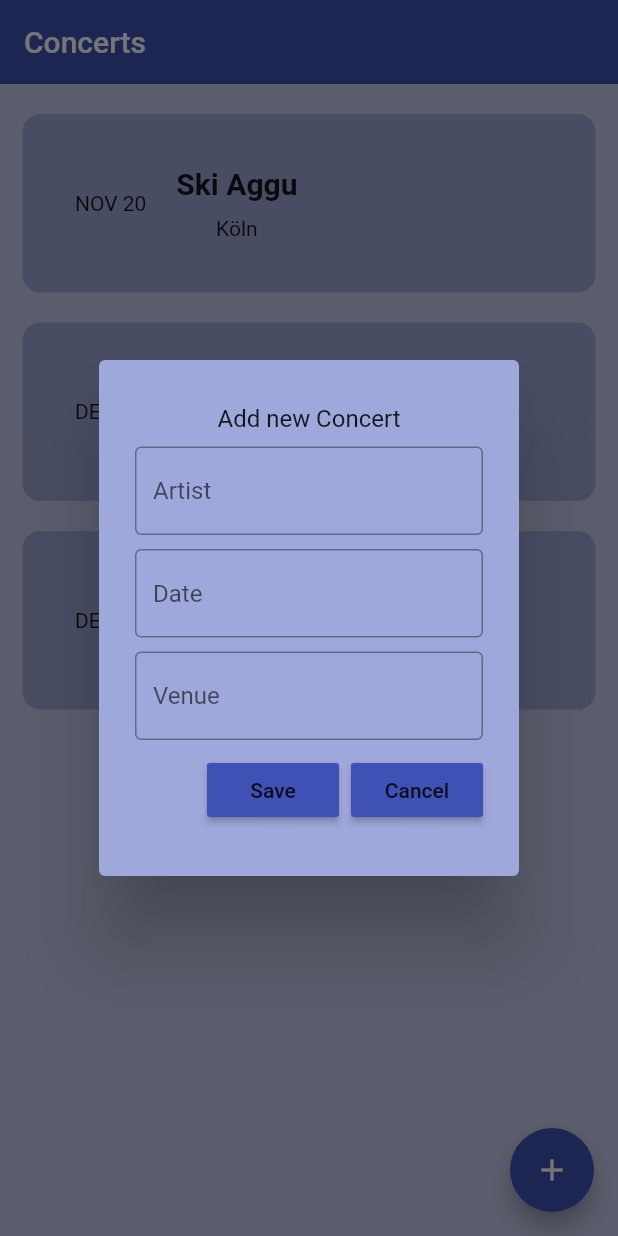
After one commit to noahimwind/front_row_app, a Flutter app: the screen it shows after launch, after a tap on the "add" icon, on a phone screen of 412 x 824 dp. The commit adds this screen. Run offline on Flutter 3.47's test engine with Material 2 defaults, Android fonts, the phone set to English and light mode, and no system bars.

Commit message:
user can now add new concert

```diff
--- a/lib/pages/home_page.dart
+++ b/lib/pages/home_page.dart
@@ -1,5 +1,6 @@
 import 'package:flutter/material.dart';
 import 'package:front_row_app/utilities/concerts.dart';
+import 'package:front_row_app/utilities/dialog_box.dart';
 
 class HomePage extends StatefulWidget {
   const HomePage({super.key});
@@ -9,6 +10,10 @@ class HomePage extends StatefulWidget {
 }
 
 class _HomePageState extends State<HomePage> {
+  // text controller
+  TextEditingController _artistController = TextEditingController();
+  TextEditingController _dateController = TextEditingController();
+  TextEditingController _venueController = TextEditingController();
 
   // list of concerts
   List concertList = [
@@ -17,6 +22,35 @@ class _HomePageState extends State<HomePage> {
     ["DEC 13", "01099", "Frankfurt am Main"],
   ];
 
+  //save new concert
+  void saveNewConcert() {
+    setState(() {
+      String date = _dateController.text;
+      String artistName = _artistController.text;
+      String venue = _venueController.text;
+      concertList.add([date, artistName, venue]);
+      _dateController.clear();
+      _artistController.clear();
+      _venueController.clear();
+    });
+  }
+
+  // create new concert
+  void createNewConcert() {
+    showDialog(
+      context: context,
+      builder: (context) {
+        return DialogBox(
+          dateController: _dateController,
+          artistController: _artistController,
+          venueController: _venueController,
+          onSave: saveNewConcert,
+          onCancel: () => Navigator.of(context).pop(),
+        );
+      },
+    );
+  }
+
   @override
   Widget build(BuildContext context) {
     return Scaffold(
@@ -24,6 +58,10 @@ class _HomePageState extends State<HomePage> {
       appBar: AppBar(
         title: Text('Concerts'),
         elevation: 0,
+      ),
+      floatingActionButton: FloatingActionButton(
+        onPressed: createNewConcert,
+        child: Icon(Icons.add),
       ),
       body: ListView.builder(
         itemCount: concertList.length,
--- /dev/null
+++ b/lib/utilities/buttons.dart
@@ -0,0 +1,21 @@
+import 'package:flutter/material.dart';
+
+class MyButtons extends StatelessWidget {
+  final String text;
+  VoidCallback onPressed;
+
+  MyButtons({
+    super.key,
+    required this.text,
+    required this.onPressed,
+  });
+
+  @override
+  Widget build(BuildContext context) {
+    return MaterialButton(
+      onPressed: onPressed,
+      color: Theme.of(context).primaryColor,
+      child: Text(text),
+    );
+  }
+}
--- /dev/null
+++ b/lib/utilities/dialog_box.dart
@@ -0,0 +1,68 @@
+import 'package:flutter/material.dart';
+import 'package:front_row_app/utilities/buttons.dart';
+
+class DialogBox extends StatelessWidget {
+  final TextEditingController dateController;
+  final TextEditingController artistController;
+  final TextEditingController venueController;
+  VoidCallback onSave;
+  VoidCallback onCancel;
+
+  DialogBox({
+    super.key,
+    required this.dateController,
+    required this.artistController,
+    required this.venueController,
+    required this.onSave,
+    required this.onCancel,
+  });
+
+  @override
+  Widget build(BuildContext context) {
+    return AlertDialog(
+      backgroundColor: Colors.indigo[200],
+      content: Container(
+        height: 300,
+        child: Column(
+          mainAxisAlignment: MainAxisAlignment.spaceEvenly,
+          children: [
+            Text("Add new Concert"),
+            // user input
+            TextField(
+              controller: artistController,
+              decoration: InputDecoration(
+                border: OutlineInputBorder(),
+                hintText: "Artist",
+              ),
+            ),
+            TextField(
+              controller: dateController,
+              decoration: InputDecoration(
+                border: OutlineInputBorder(),
+                hintText: "Date",
+              ),
+            ),
+            TextField(
+              controller: venueController,
+              decoration: InputDecoration(
+                border: OutlineInputBorder(),
+                hintText: "Venue",
+              ),
+            ),
+            // save and cancel buttons
+            Row(
+              mainAxisAlignment: MainAxisAlignment.end,
+              children: [
+                //save
+                MyButtons(text: "Save", onPressed: onSave),
+                const SizedBox(width: 8),
+                //cancel
+                MyButtons(text: "Cancel", onPressed: onCancel),
+              ],
+            )
+          ]
+        ),
+      ),
+    );
+  }
+}
```
